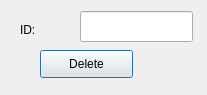
First picture: the form in ui/dialog.ui, repository d-benvenuti/xes-refmodel-pipeline-generator, before the edit.
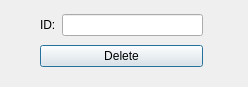
Second picture: the form after the edit.

Commit message: Started improving UI with layouts and fixed a bug happening while closing the dialog window to delete or link objects.

The edit to the form file:
```diff
--- a/ui/dialog.ui
+++ b/ui/dialog.ui
@@ -6,48 +6,41 @@
    <rect>
     <x>0</x>
     <y>0</y>
-    <width>207</width>
-    <height>95</height>
+    <width>248</width>
+    <height>87</height>
    </rect>
   </property>
   <property name="windowTitle">
    <string>Dialog</string>
   </property>
-  <widget class="QLineEdit" name="lineEdit_id">
-   <property name="geometry">
-    <rect>
-     <x>80</x>
-     <y>11</y>
-     <width>113</width>
-     <height>31</height>
-    </rect>
-   </property>
-  </widget>
-  <widget class="QPushButton" name="delete_button">
+  <widget class="QWidget" name="">
    <property name="geometry">
     <rect>
      <x>40</x>
-     <y>50</y>
-     <width>93</width>
-     <height>28</height>
+     <y>11</y>
+     <width>163</width>
+     <height>59</height>
     </rect>
    </property>
-   <property name="text">
-    <string>Delete</string>
-   </property>
-  </widget>
-  <widget class="QLabel" name="label">
-   <property name="geometry">
-    <rect>
-     <x>20</x>
-     <y>20</y>
-     <width>51</width>
-     <height>20</height>
-    </rect>
-   </property>
-   <property name="text">
-    <string>ID:</string>
-   </property>
+   <layout class="QGridLayout" name="gridLayout">
+    <item row="0" column="0">
+     <widget class="QLabel" name="label">
+      <property name="text">
+       <string>ID:</string>
+      </property>
+     </widget>
+    </item>
+    <item row="0" column="1">
+     <widget class="QLineEdit" name="lineEdit_id"/>
+    </item>
+    <item row="1" column="0" colspan="2">
+     <widget class="QPushButton" name="delete_button">
+      <property name="text">
+       <string>Delete</string>
+      </property>
+     </widget>
+    </item>
+   </layout>
   </widget>
  </widget>
  <resources/>
```
The commit also changes 18 other files.
